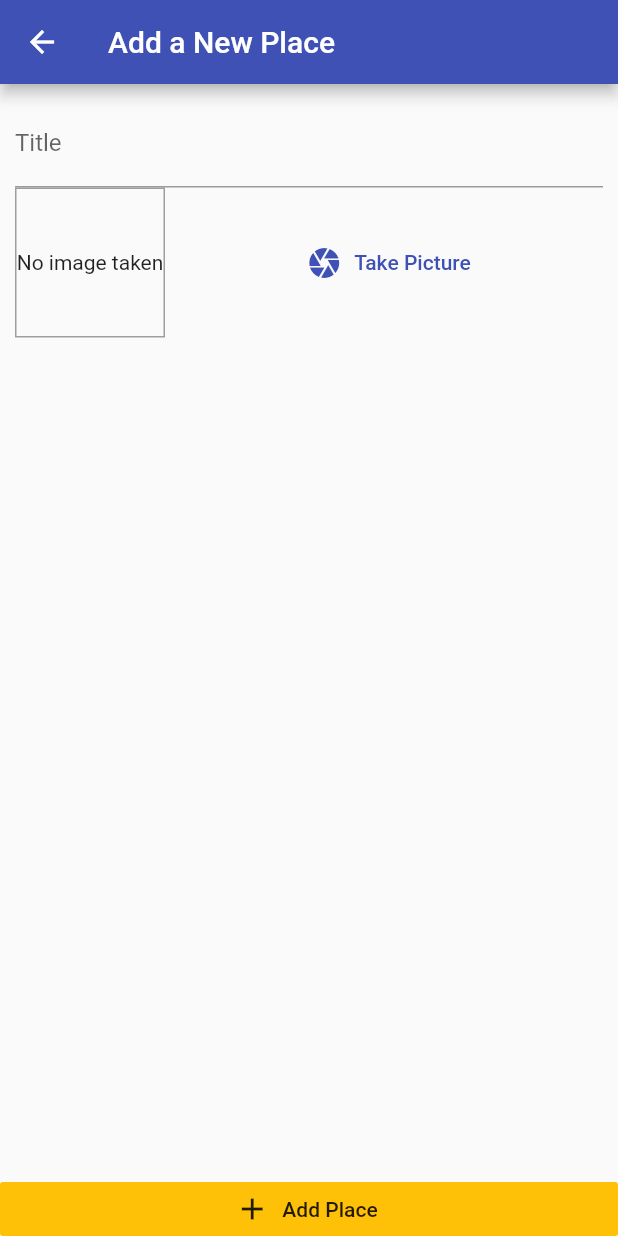
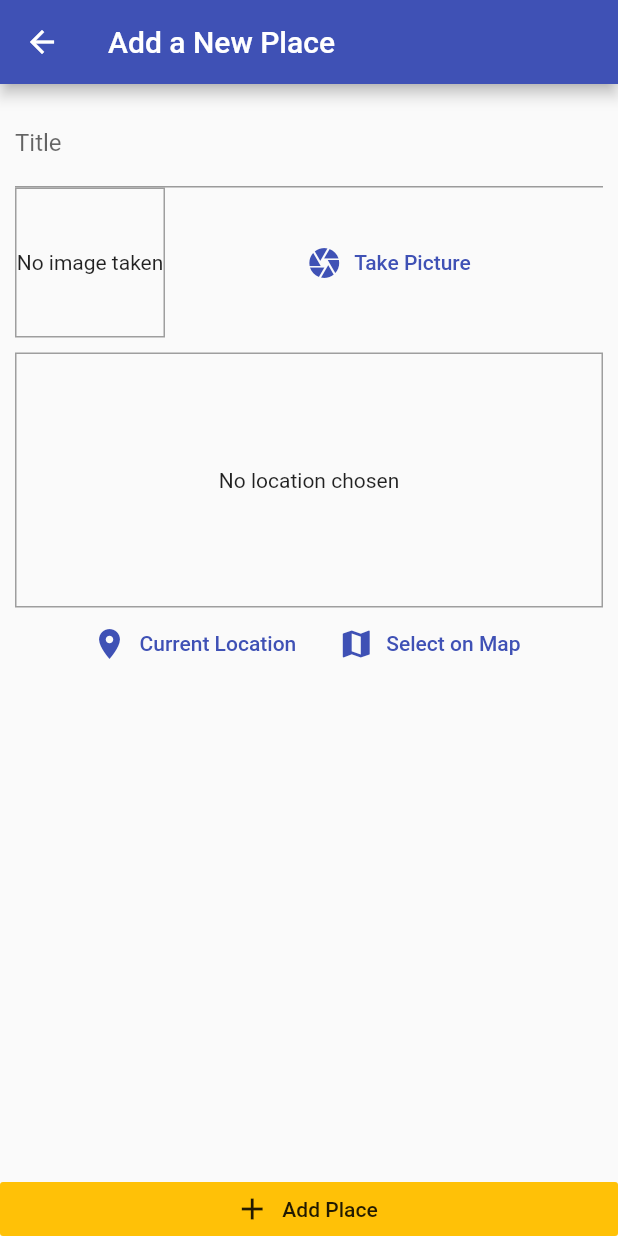
Before and after one commit to Flutter-Streamliner/GreatPlaces, a Flutter app: the AddPlaceScreen screen opened by its route, on a phone screen of 412 x 824 dp. Run offline on Flutter 3.47's test engine with Material 2 defaults, Android fonts, the phone set to English and light mode, and no system bars; our stand-ins replace image_picker, sqflite; accounts and stored records are empty.

Commit message:
Adding location widget

```diff
--- a/lib/screens/add_place_screen.dart
+++ b/lib/screens/add_place_screen.dart
@@ -1,8 +1,9 @@
 import 'dart:io';
 
 import 'package:flutter/material.dart';
-import 'package:great_places_app/iwdgets/image_input.dart';
+import 'package:great_places_app/widgets/image_input.dart';
 import 'package:great_places_app/providers/great_places.dart';
+import 'package:great_places_app/widgets/location_input.dart';
 import 'package:provider/provider.dart';
 
 class AddPlaceScreen extends StatefulWidget {
@@ -50,6 +51,10 @@ class _AddPlaceScreenState extends State<AddPlaceScreen> {
                       ),
                     ),
                     ImageInput(_selectImage),
+                    SizedBox(
+                      height: 10,
+                    ),
+                    LicationInput(),
                   ],
                 ),
               ),
--- /dev/null
+++ b/lib/widgets/location_input.dart
@@ -0,0 +1,52 @@
+import 'package:flutter/material.dart';
+
+class LicationInput extends StatefulWidget {
+  @override
+  _LicationInputState createState() => _LicationInputState();
+}
+
+class _LicationInputState extends State<LicationInput> {
+  String _previewImageUrl;
+  @override
+  Widget build(BuildContext context) {
+    return Column(
+      children: <Widget>[
+        Container(
+          height: 170,
+          width: double.infinity,
+          alignment: Alignment.center,
+          decoration: BoxDecoration(
+            border: Border.all(width: 1, color: Colors.grey),
+          ),
+          child: _previewImageUrl == null
+              ? Text(
+                  'No location chosen',
+                  textAlign: TextAlign.center,
+                )
+              : Image.network(
+                  _previewImageUrl,
+                  fit: BoxFit.cover,
+                  width: double.infinity,
+                ),
+        ),
+        Row(
+          mainAxisAlignment: MainAxisAlignment.center,
+          children: <Widget>[
+            FlatButton.icon(
+              onPressed: () {},
+              icon: Icon(Icons.location_on),
+              label: Text('Current Location'),
+              textColor: Theme.of(context).primaryColor,
+            ),
+            FlatButton.icon(
+              onPressed: () {},
+              icon: Icon(Icons.map),
+              label: Text('Select on Map'),
+              textColor: Theme.of(context).primaryColor,
+            ),
+          ],
+        )
+      ],
+    );
+  }
+}
--- a/pubspec.yaml
+++ b/pubspec.yaml
@@ -28,6 +28,7 @@ dependencies:
   path_provider: ^1.6.11
   path: ^1.6.4
   sqflite: ^1.3.1
+  location: ^3.0.2
 
 dev_dependencies:
   flutter_test:
```
Also changed, not shown: lib/widgets/image_input.dart (renamed from lib/iwdgets/image_input.dart), pubspec.lock, 1 other file.
